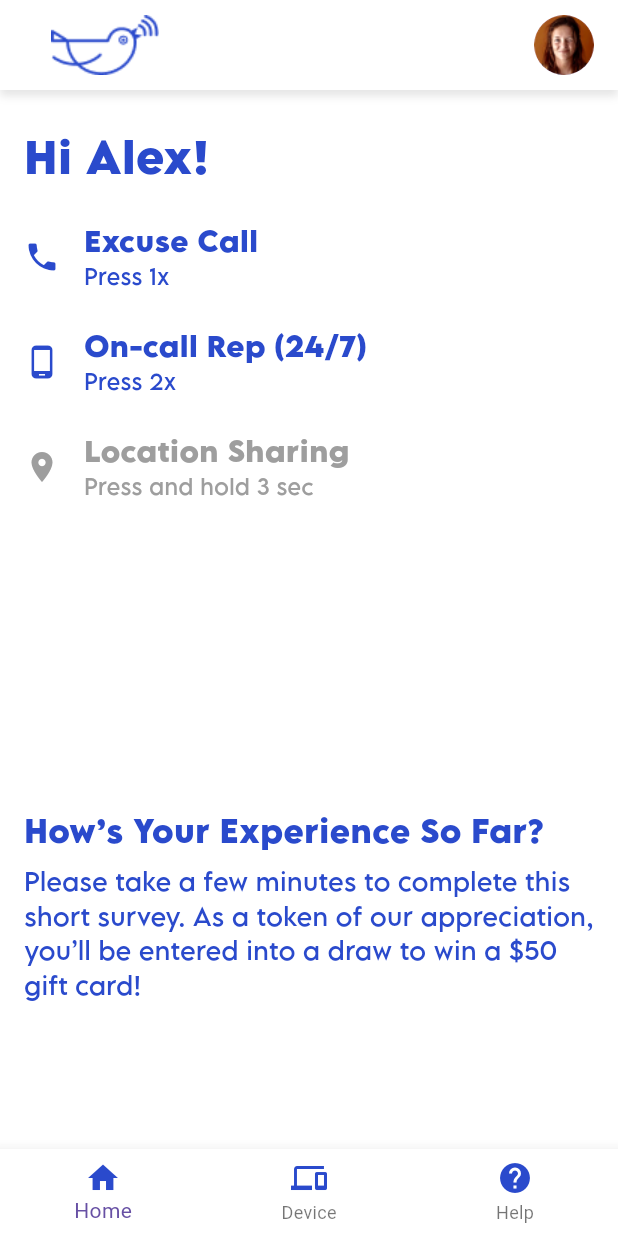
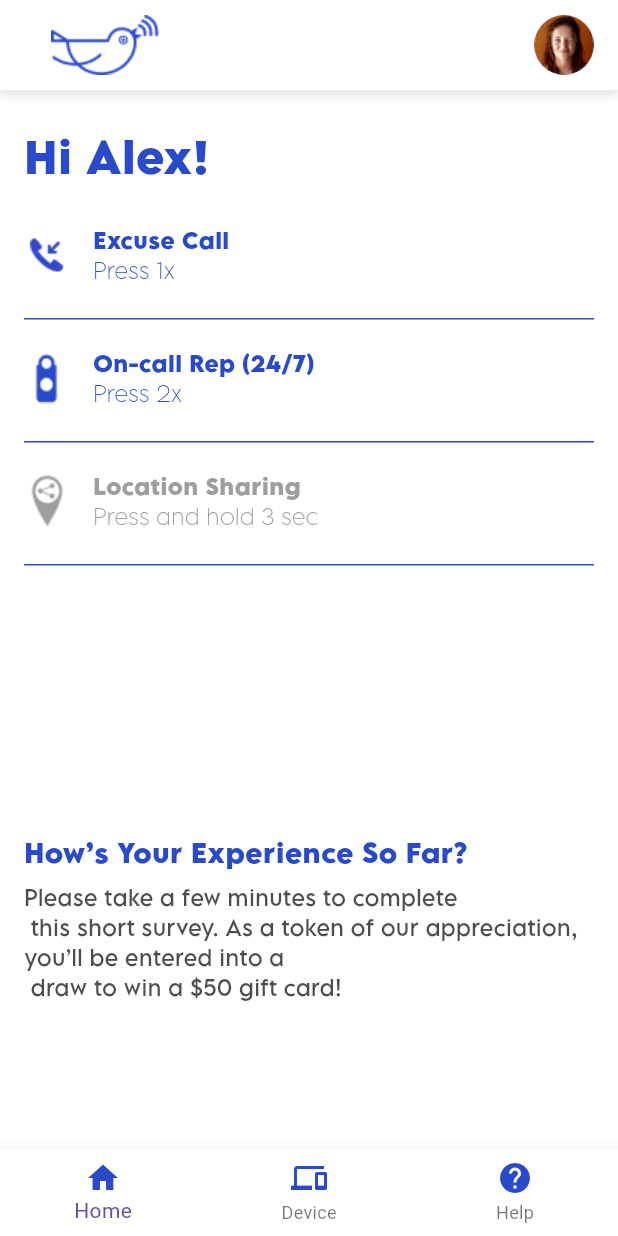
Before and after one commit to Gaitan19/flutterClass, a Flutter app: the HomeView screen opened directly, on a phone screen of 412 x 824 dp. Run offline on Flutter 3.47's test engine with Material 3 defaults, Android fonts, the phone set to English and light mode, and no system bars; our stand-ins replace dio, flutter_otp_text_field, flutter_rating_bar, flutter_slidable, google_maps_flutter, percent_indicator and 2 more; missing offline and left inert: custom_map_markers, widget_mask; accounts and stored records are empty.

Commit message:
Refactor color constants and add FeatureItem widget

```diff
--- a/flutterProyects/survey/lib/common/color_extension.dart
+++ b/flutterProyects/survey/lib/common/color_extension.dart
@@ -5,4 +5,5 @@ class TColor {
   static Color get primaryText => const Color(0xffffffff);
   static Color get secondary => const Color(0xff9AF5EC);
   static Color get text => secondary;
+  static Color get textDark => const Color(0xB2000000);
 }
--- /dev/null
+++ b/flutterProyects/survey/lib/common_widget/feature_item.dart
@@ -0,0 +1,67 @@
+import 'package:flutter/material.dart';
+import 'package:survey/common/color_extension.dart';
+
+class FeatureItem extends StatelessWidget {
+  final String imagePath;
+  final String title;
+  final String description;
+  final bool isActive;
+
+  const FeatureItem({
+    super.key,
+    required this.imagePath,
+    required this.title,
+    required this.description,
+    required this.isActive,
+  });
+
+  @override
+  Widget build(BuildContext context) {
+    return Container(
+      decoration: const BoxDecoration(
+        border: Border(
+          bottom: BorderSide(
+            color: Color(0xFF2A4ACC),
+            width: 1.0,
+          ),
+        ),
+      ),
+      margin: const EdgeInsets.only(bottom: 17),
+      padding: const EdgeInsets.only(bottom: 20),
+      child: Row(
+        children: [
+          Image.asset(
+            imagePath,
+            width: 30,
+            height: 44,
+            color: isActive ? null : Colors.grey,
+          ),
+          const SizedBox(width: 16),
+          Column(
+            crossAxisAlignment: CrossAxisAlignment.start,
+            children: [
+              Text(
+                title,
+                style: TextStyle(
+                  color: isActive ? TColor.primary : Colors.grey,
+                  fontSize: 14,
+                  fontFamily: 'LemonMilkPro',
+                  fontWeight: FontWeight.w600,
+                ),
+              ),
+              Text(
+                description,
+                style: TextStyle(
+                  color: isActive ? TColor.primary : Colors.grey,
+                  fontSize: 14,
+                  fontFamily: 'LemonMilkPro',
+                  fontWeight: FontWeight.w300,
+                ),
+              ),
+            ],
+          ),
+        ],
+      ),
+    );
+  }
+}
--- a/flutterProyects/survey/lib/view/home/home_view.dart
+++ b/flutterProyects/survey/lib/view/home/home_view.dart
@@ -1,5 +1,6 @@
 import 'package:flutter/material.dart';
 import 'package:survey/common/color_extension.dart';
+import 'package:survey/common_widget/feature_item.dart';
 import 'package:survey/common_widget/outline_button.dart';
 import 'package:survey/common_widget/top_bar.dart';
 
@@ -30,22 +31,20 @@ class HomeView extends StatelessWidget {
               ),
             ),
             const SizedBox(height: 24),
-            buildFeatureItem(
-              icon: Icons.phone,
+            const FeatureItem(
+              imagePath: 'assets/img/icon-excuse-call-blue.png',
               title: 'Excuse Call',
               description: 'Press 1x',
               isActive: true,
             ),
-            const SizedBox(height: 24),
-            buildFeatureItem(
-              icon: Icons.phone_android,
+            const FeatureItem(
+              imagePath: 'assets/img/icon-device-birdie-blue.png',
               title: 'On-call Rep (24/7)',
               description: 'Press 2x',
               isActive: true,
             ),
-            const SizedBox(height: 24),
-            buildFeatureItem(
-              icon: Icons.location_on,
+            const FeatureItem(
+              imagePath: 'assets/img/icon-location-sharing-blue.png',
               title: 'Location Sharing',
               description: 'Press and hold 3 sec',
               isActive: false,
@@ -55,27 +54,26 @@ class HomeView extends StatelessWidget {
               "How’s Your Experience So Far?",
               style: TextStyle(
                 color: TColor.primary,
-                fontSize: 20,
-                fontWeight: FontWeight.bold,
+                fontSize: 17,
+                fontWeight: FontWeight.w700,
                 fontFamily: 'LemonMilkPro',
               ),
             ),
             const SizedBox(height: 8),
             Text(
-              "Please take a few minutes to complete this short survey. As a token of our appreciation, you’ll be entered into a draw to win a \$50 gift card!",
+              "Please take a few minutes to complete\n this short survey. As a token of our appreciation, you’ll be entered into a\n draw to win a \$50 gift card!",
               style: TextStyle(
-                color: TColor.primary,
-                fontSize: 16,
+                color: TColor.textDark,
+                fontSize: 14,
                 fontFamily: 'LemonMilkPro',
+                fontWeight: FontWeight.w400,
               ),
             ),
             const SizedBox(height: 24),
             OutlineButton(
               text: "Start The Survey",
               hasBackground: false,
-              onPressed: () {
-                // Acción al presionar el botón
-              },
+              onPressed: () {},
             ),
             const SizedBox(height: 24),
           ],
@@ -100,40 +98,4 @@ class HomeView extends StatelessWidget {
       ),
     );
   }
-
-  Widget buildFeatureItem({
-    required IconData icon,
-    required String title,
-    required String description,
-    required bool isActive,
-  }) {
-    return Row(
-      children: [
-        Icon(icon, color: isActive ? TColor.primary : Colors.grey),
-        const SizedBox(width: 16),
-        Column(
-          crossAxisAlignment: CrossAxisAlignment.start,
-          children: [
-            Text(
-              title,
-              style: TextStyle(
-                color: isActive ? TColor.primary : Colors.grey,
-                fontSize: 18,
-                fontFamily: 'LemonMilkPro',
-                fontWeight: FontWeight.bold,
-              ),
-            ),
-            Text(
-              description,
-              style: TextStyle(
-                color: isActive ? TColor.primary : Colors.grey,
-                fontSize: 14,
-                fontFamily: 'LemonMilkPro',
-              ),
-            ),
-          ],
-        ),
-      ],
-    );
-  }
 }
```
Also changed, not shown: flutterProyects/survey/assets/img/icon-device-birdie-blue.png (added), flutterProyects/survey/assets/img/icon-excuse-call-blue.png (added), flutterProyects/survey/assets/img/icon-location-sharing-blue.png (added).
